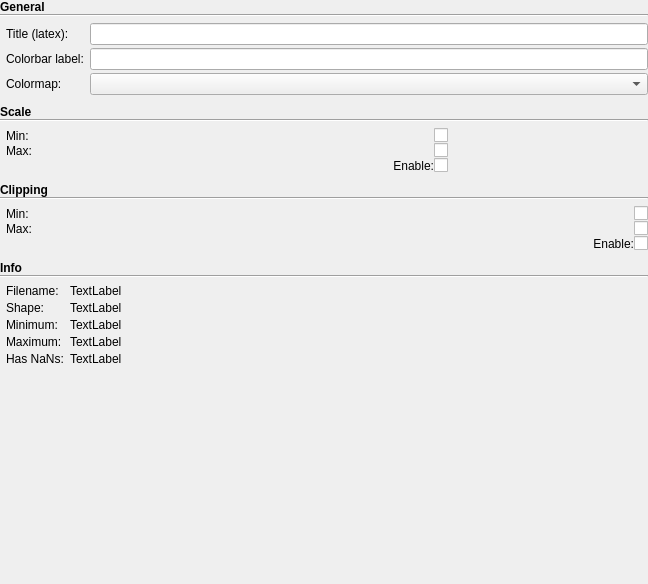
robbert-harms/MDT, file mdt/data/qt_designs/maps_visualizer/MapSpecificOptions.ui: the form before one commit.
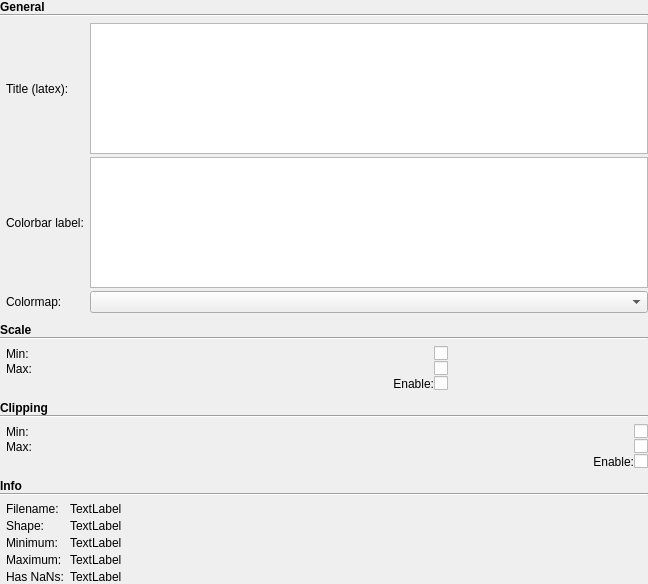
The form after the commit. Custom widgets are drawn as their Qt base class.

Diff of the .ui file:
```diff
--- a/mdt/data/qt_designs/maps_visualizer/MapSpecificOptions.ui
+++ b/mdt/data/qt_designs/maps_visualizer/MapSpecificOptions.ui
@@ -241,29 +241,23 @@
          <property name="verticalSpacing">
           <number>3</number>
          </property>
-         <item row="1" column="0">
+         <item row="2" column="0">
           <widget class="QLabel" name="label_3">
            <property name="text">
             <string>Colorbar label:</string>
            </property>
           </widget>
          </item>
-         <item row="0" column="1">
-          <widget class="QLineEdit" name="map_title"/>
-         </item>
-         <item row="2" column="1">
+         <item row="3" column="1">
           <widget class="QComboBox" name="colormap"/>
          </item>
-         <item row="2" column="0">
+         <item row="3" column="0">
           <widget class="QLabel" name="label_9">
            <property name="text">
             <string>Colormap:</string>
            </property>
           </widget>
          </item>
-         <item row="1" column="1">
-          <widget class="QLineEdit" name="data_colorbar_label"/>
-         </item>
          <item row="0" column="0">
           <widget class="QLabel" name="label_21">
            <property name="text">
@@ -271,6 +265,12 @@
            </property>
           </widget>
          </item>
+         <item row="0" column="1">
+          <widget class="QPlainTextEdit" name="map_title"/>
+         </item>
+         <item row="2" column="1">
+          <widget class="QPlainTextEdit" name="data_colorbar_label"/>
+         </item>
         </layout>
        </widget>
       </item>
```
Left out of the diff: 2 changed lines with no effect on the pictures.
